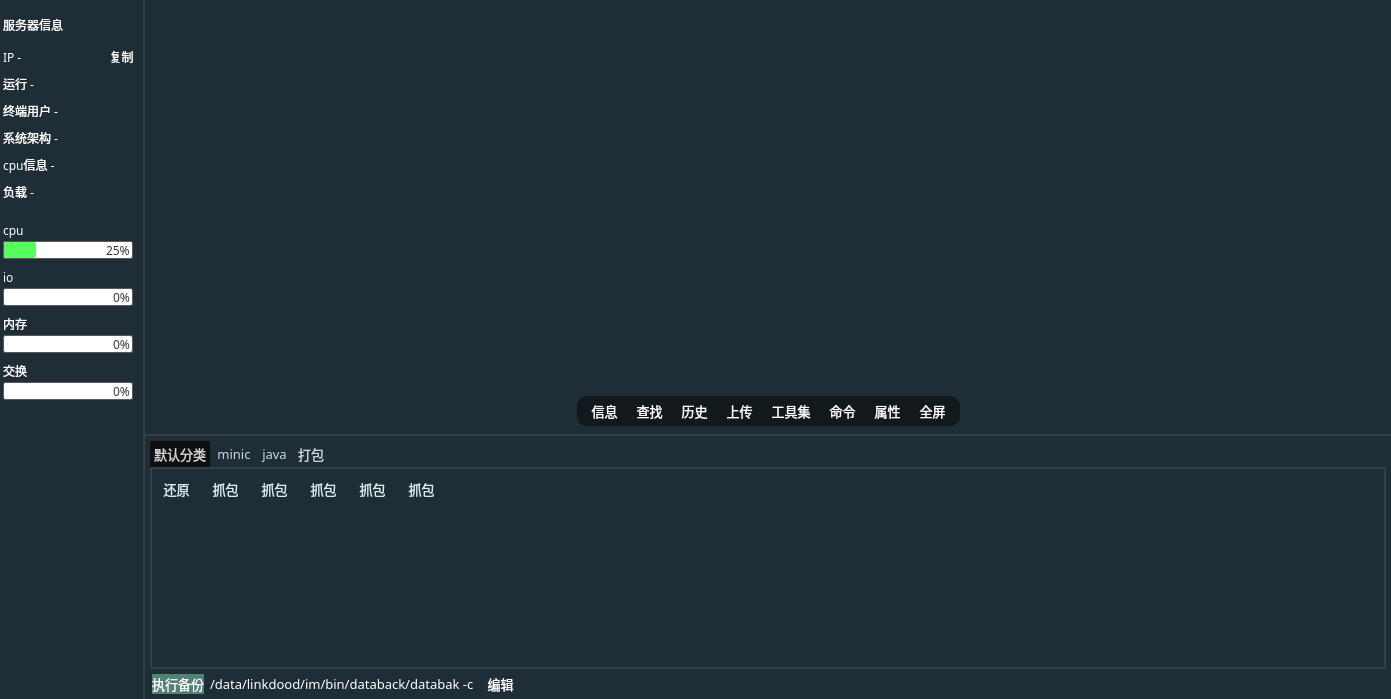
Before: the Qt Designer form sshwidget.ui in HuaGouFdog/Fdog-Kit, drawn with Qt 5.
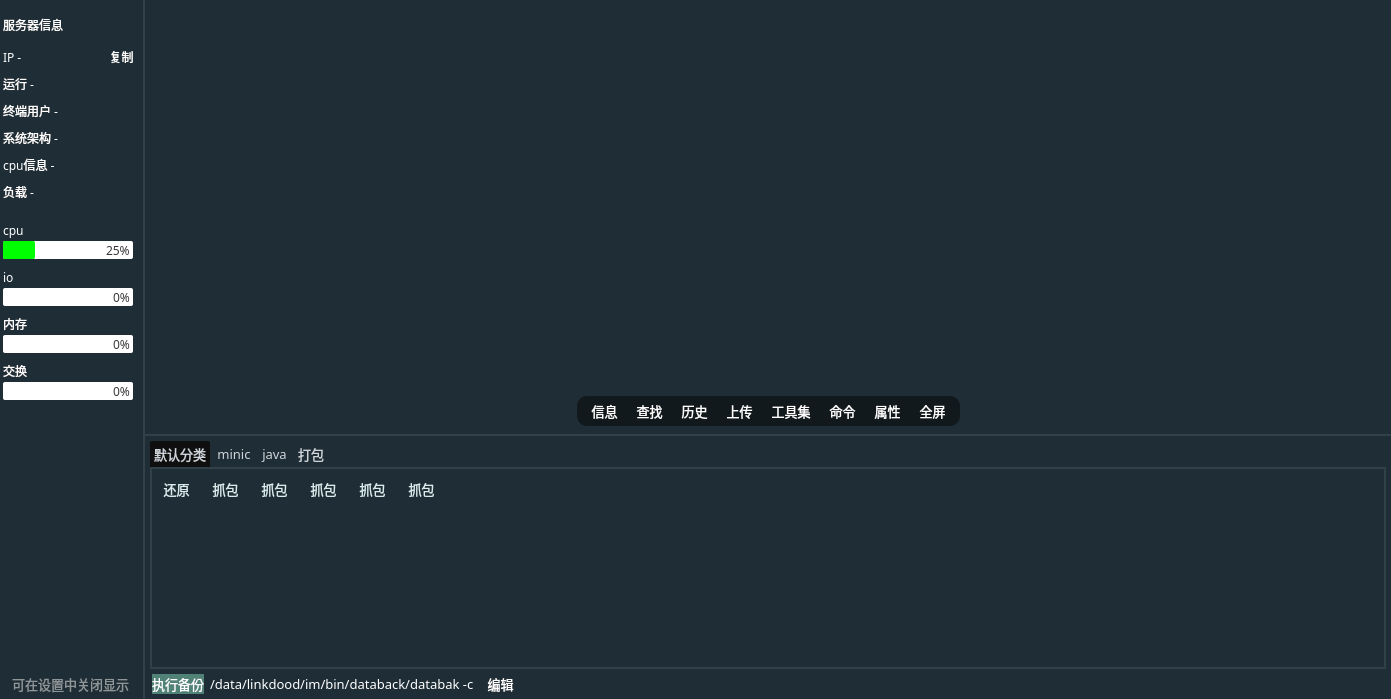
After: the same form once the commit is applied. Icons and pictures are not drawn.

Diff of the .ui file:
```diff
--- a/sshwidget.ui
+++ b/sshwidget.ui
@@ -618,26 +618,19 @@
            </property>
            <property name="styleSheet">
             <string notr="true">QProgressBar {
-	border: 1px solid;
+	border: 0px solid;
 	
-	
-	border-color: rgb(91, 91, 91);
+	border-color: rgb(180, 180, 180);
 	border-radius: 2px; 
-	
-	
-	/*border-image: url(:/lib/jianbian1.png);*/
-	background-color: #FFFFFF;
-	text-align:right;
+	background-color: #FFFFFF; 
+	text-align:right; 
 	color: rgba(0, 0, 0, 200);
 }
 
 QProgressBar:chunk{
 	border-radius:2px;
 	
-	
-	
-	background-color: rgb(87, 255, 92);
-	/*background-color: #FFFFFF;*/
+	background-color: rgb(0, 255, 0);
 }</string>
            </property>
            <property name="value">
@@ -726,26 +719,19 @@
            </property>
            <property name="styleSheet">
             <string notr="true">QProgressBar {
-	border: 1px solid;
+	border: 0px solid;
 	
-	
-	border-color: rgb(91, 91, 91);
+	border-color: rgb(180, 180, 180);
 	border-radius: 2px; 
-	
-	
-	/*border-image: url(:/lib/jianbian1.png);*/
-	background-color: #FFFFFF;
-	text-align:right;
+	background-color: #FFFFFF; 
+	text-align:right; 
 	color: rgba(0, 0, 0, 200);
 }
 
 QProgressBar:chunk{
 	border-radius:2px;
 	
-	
-	
-	background-color: rgb(87, 255, 92);
-	/*background-color: #FFFFFF;*/
+	background-color: rgb(0, 255, 0);
 }</string>
            </property>
            <property name="value">
@@ -834,26 +820,19 @@
            </property>
            <property name="styleSheet">
             <string notr="true">QProgressBar {
-	border: 1px solid;
+	border: 0px solid;
 	
-	
-	border-color: rgb(91, 91, 91);
+	border-color: rgb(180, 180, 180);
 	border-radius: 2px; 
-	
-	
-	/*border-image: url(:/lib/jianbian1.png);*/
-	background-color: #FFFFFF;
-	text-align:right;
+	background-color: #FFFFFF; 
+	text-align:right; 
 	color: rgba(0, 0, 0, 200);
 }
 
 QProgressBar:chunk{
 	border-radius:2px;
 	
-	
-	
-	background-color: rgb(87, 255, 92);
-	/*background-color: #FFFFFF;*/
+	background-color: rgb(0, 255, 0);
 }</string>
            </property>
            <property name="value">
@@ -942,26 +921,19 @@
            </property>
            <property name="styleSheet">
             <string notr="true">QProgressBar {
-	border: 1px solid;
+	border: 0px solid;
 	
-	
-	border-color: rgb(91, 91, 91);
+	border-color: rgb(180, 180, 180);
 	border-radius: 2px; 
-	
-	
-	/*border-image: url(:/lib/jianbian1.png);*/
-	background-color: #FFFFFF;
-	text-align:right;
+	background-color: #FFFFFF; 
+	text-align:right; 
 	color: rgba(0, 0, 0, 200);
 }
 
 QProgressBar:chunk{
 	border-radius:2px;
 	
-	
-	
-	background-color: rgb(87, 255, 92);
-	/*background-color: #FFFFFF;*/
+	background-color: rgb(0, 255, 0);
 }</string>
            </property>
            <property name="value">
@@ -997,6 +969,26 @@
         </property>
        </spacer>
       </item>
+      <item>
+       <widget class="QLabel" name="label_infoTip">
+        <property name="font">
+         <font>
+          <family>OPPOSans B</family>
+          <pointsize>10</pointsize>
+          <stylestrategy>PreferAntialias</stylestrategy>
+         </font>
+        </property>
+        <property name="styleSheet">
+         <string notr="true">color: rgba(223, 223, 223, 150);</string>
+        </property>
+        <property name="text">
+         <string>可在设置中关闭显示</string>
+        </property>
+        <property name="alignment">
+         <set>Qt::AlignCenter</set>
+        </property>
+       </widget>
+      </item>
      </layout>
     </widget>
    </item>
```
